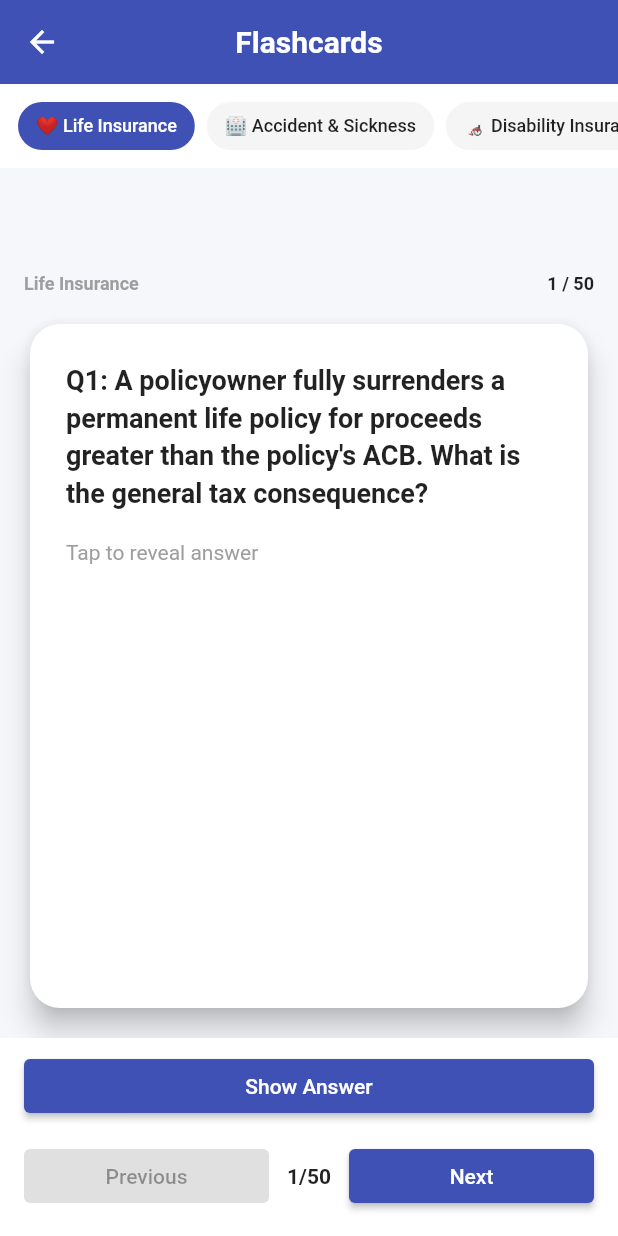
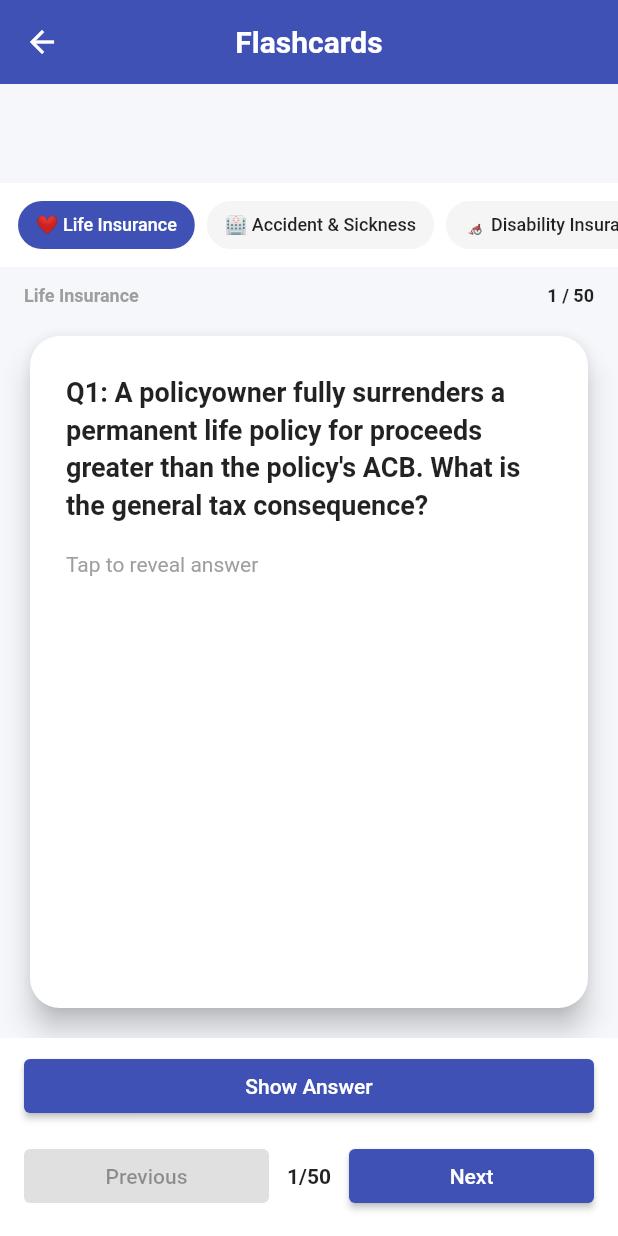
Before and after one commit to Shampat/hllqp-prep, a Flutter app: the FlashcardScreen screen opened directly, on a phone screen of 412 x 824 dp. Run offline on Flutter 3.47's test engine with Material 3 defaults, Android fonts, the phone set to English and light mode, and no system bars; our stand-ins replace google_mobile_ads, in_app_purchase, shared_preferences; accounts and stored records are empty; network calls fail.

Commit message:
Separate flashcard banner from module controls

```diff
--- a/lib/screens/flashcard_screen.dart
+++ b/lib/screens/flashcard_screen.dart
@@ -85,6 +85,12 @@ class _FlashcardScreenState extends State<FlashcardScreen> {
       appBar: AppBar(title: const Text('Flashcards', style: TextStyle(fontWeight: FontWeight.bold)), centerTitle: true),
       body: Column(
         children: [
+          // Keep the ad directly under the app bar and separated from the
+          // interactive module chips below it.
+          const Padding(
+            padding: EdgeInsets.symmetric(vertical: 8),
+            child: BannerAdWidget(),
+          ),
           Container(
             height: 56,
             color: isDark ? const Color(0xFF1E1E1E) : Colors.white,
@@ -106,10 +112,6 @@ class _FlashcardScreenState extends State<FlashcardScreen> {
                 );
               },
             ),
-          ),
-          const Padding(
-            padding: EdgeInsets.only(top: 8),
-            child: BannerAdWidget(),
           ),
           if (isPreview && !isLoading)
             const Padding(
```
